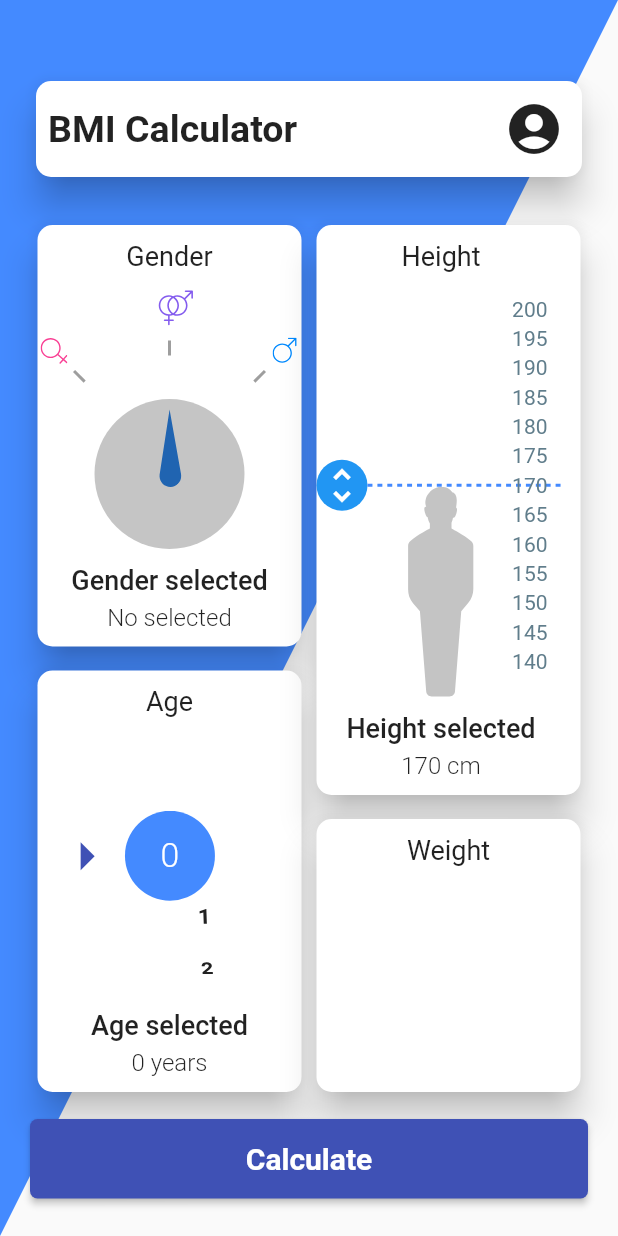
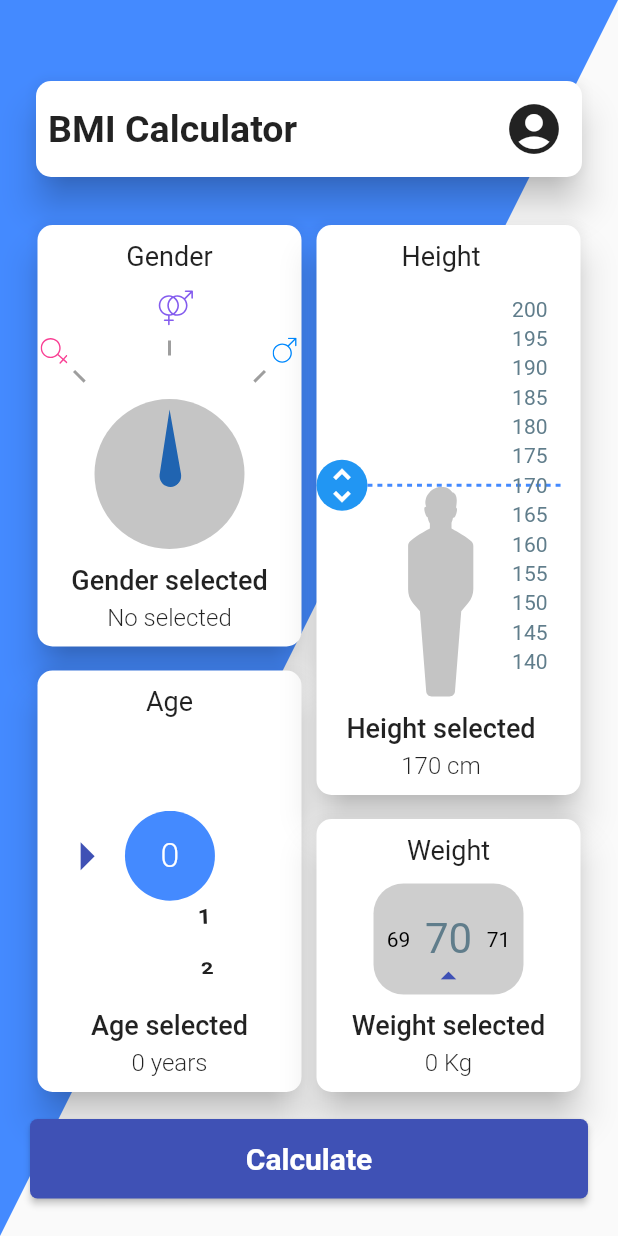
Before and after one commit to FabianVarela/bmi_calculator, a Flutter app: the screen it shows after launch, on a phone screen of 412 x 824 dp. Run offline on Flutter 3.47's test engine with Material 2 defaults, Android fonts, the phone set to English and light mode, and no system bars; our stand-ins replace flutter_svg.

Commit message:
Modify home UI

```diff
--- a/lib/ui/home.dart
+++ b/lib/ui/home.dart
@@ -2,6 +2,7 @@ import 'package:bmi_calculator/model/gender.dart';
 import 'package:bmi_calculator/ui/cards/age_card_section.dart';
 import 'package:bmi_calculator/ui/cards/gender_card_section.dart';
 import 'package:bmi_calculator/ui/cards/height_card_section.dart';
+import 'package:bmi_calculator/ui/cards/weight_card_section.dart';
 import 'package:bmi_calculator/ui/common/custom_card.dart';
 import 'package:bmi_calculator/ui/common/header_clip_path.dart';
 import 'package:bmi_calculator/ui/common/profile_icon_animation.dart';
@@ -17,6 +18,7 @@ class HomeState extends State<HomeBMI> with TickerProviderStateMixin {
   Gender _currentGender;
   int _currentAge;
   int _currentHeight;
+  int _currentWeight;
 
   @override
   Widget build(BuildContext context) {
@@ -140,7 +142,13 @@ class HomeState extends State<HomeBMI> with TickerProviderStateMixin {
                 Expanded(
                   child: CustomCard(
                     title: 'Weight',
-                    child: Container(),
+                    subtitle: 'Weight selected',
+                    message: '${_currentWeight ?? 0} Kg',
+                    child: WeightCardSection(
+                      onChangeWeight: (int weight) {
+                        setState(() => _currentWeight = weight);
+                      },
+                    ),
                   ),
                 ),
               ],
```
